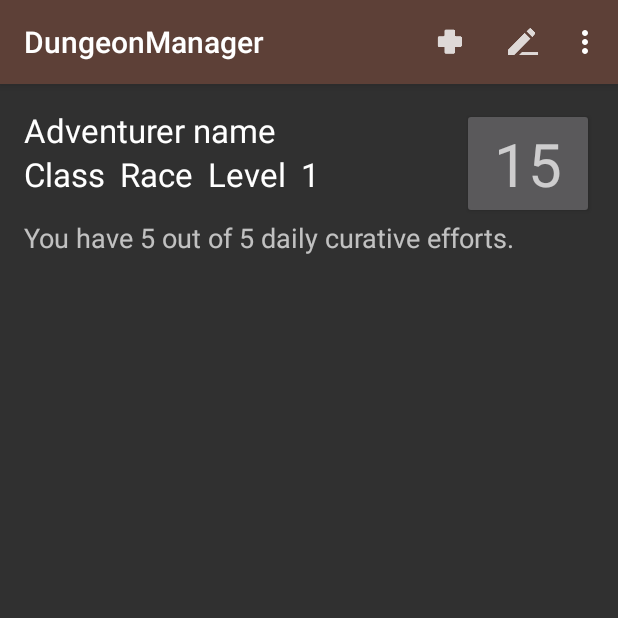
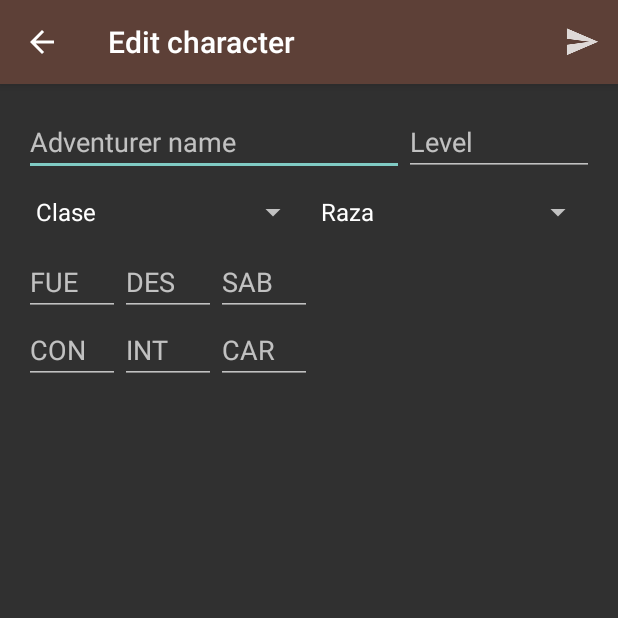
Before and after one commit to kauron/DungeonManager, an Android app: the screen it shows after launch (MainActivity before the commit, Introduction after it), on a phone screen of 412 x 824 dp, the top half of it. Run offline under Robolectric (Android 15) with nearby library versions, the phone set to English and light mode, and no system bars.

Commit message:
Introducing autogeneration

```diff
--- a/app/src/main/java/com/ddns/kauron/dungeonmanager/MainActivity.java
+++ b/app/src/main/java/com/ddns/kauron/dungeonmanager/MainActivity.java
@@ -124,6 +124,7 @@ public class MainActivity extends ActionBarActivity
         super.onResume();
         Log.e("UTIL", "resume");
         restoreData();
+        healthStatusCheck();
         updateCurativeString();
     }
 
@@ -249,17 +250,27 @@ public class MainActivity extends ActionBarActivity
     private void restoreData(){
         SharedPreferences p = getSharedPreferences("basics", MODE_PRIVATE);
         //restore state
+        if (!p.getBoolean("saved", false)) {
+            Intent intent = new Intent(this, Introduction.class);
+            startActivity(intent.putExtra(
+                    "first_time",
+                    !p.getBoolean("saved", false)
+            ));
+        }
         if(player == null) {
             player = new Player(
                     p.getString("playerName", getString(R.string.adventurer_name)),
                     p.getString("className", getString(R.string.class_name)),
                     p.getString("raceName", getString(R.string.race_name)),
                     p.getInt("level", 1),
-                    p.getInt("maxPg", 15),
-                    p.getInt("pg", 15),
-                    p.getInt("maxCurativeEfforts", 5),
-                    p.getInt("curativeEfforts", 5),
-                    new int[6],
+                    new int[] {
+                            p.getInt("fue", 10),
+                            p.getInt("con", 10),
+                            p.getInt("des", 10),
+                            p.getInt("int", 10),
+                            p.getInt("sab", 10),
+                            p.getInt("car", 10),
+                    },
                     new int[3],
                     new int[18],
                     new Power[4]);
@@ -280,14 +291,33 @@ public class MainActivity extends ActionBarActivity
         ((TextView) findViewById(R.id.raceText)).setText(player.getRaceName());
         ((TextView) findViewById(R.id.classText)).setText(player.getClassName());
         ((TextView) findViewById(R.id.lvl)).setText(String.valueOf(player.getLevel()));
+
         ((Button) findViewById(R.id.pgCurrent)).setText(String.valueOf(player.getPg()));
+
+        ((TextView) findViewById(R.id.FUE)).setText(
+                getString(R.string.FUE) + ": " + player.getFue()
+        );
+        ((TextView) findViewById(R.id.CON)).setText(
+                getString(R.string.CON) + ": " + player.getCon()
+        );
+        ((TextView) findViewById(R.id.DES)).setText(
+                getString(R.string.DES) + ": " + player.getDes()
+        );
+        ((TextView) findViewById(R.id.INT)).setText(
+                getString(R.string.INT) + ": " + player.getInt()
+        );
+        ((TextView) findViewById(R.id.SAB)).setText(
+                getString(R.string.SAB) + ": " + player.getSab()
+        );
+        ((TextView) findViewById(R.id.CAR)).setText(
+                getString(R.string.CAR) + ": " + player.getCar()
+        );
+
+
     }
 
     private void saveData() {
         getSharedPreferences("basics", MODE_PRIVATE).edit()
-                .putString("playerName", player.getName())
-                .putString("className", player.getClassName())
-                .putString("raceName", player.getRaceName())
                 .putInt("level", player.getLevel())
                 .putInt("maxPg", player.getMaxPg())
                 .putInt("pg", player.getPg())
--- a/app/src/main/java/com/ddns/kauron/dungeonmanager/Player.java
+++ b/app/src/main/java/com/ddns/kauron/dungeonmanager/Player.java
@@ -5,21 +5,24 @@ public class Player {
     /**
      * Names for the classes
      */
-    public static final String[] classStrings = new String[] {
-            "Selecciona una clase","Brujo", "Clérigo", "Señor de la guerra"
+    public static final String[] classStrings = {
+            "Clase", "Ardiente", "Brujo", "Buscador", "Clérigo", "Explorador",
+            "Guerrero", "Mago", "Mente de Batalla", "Monje", "Paladín", "Pícaro", "Psiónico",
+            "Sacerdote Rúnico", "Señor de la guerra"
     };
 
     /**
      * Names for the races
      */
     public static final String[] raceStrings = new String[] {
-            "Selecciona una raza", "Enano", "Elfo", "Tiflin", "Humano", "Mediano"
+            "Raza", "Dracónido", "Eladrín", "Elfo", "Enano", "Gitzherai", "Humanos", "Medianos",
+            "Mente del Fragmento", "Minotauro", "Salvaje", "Semielfo", "Tiflin"
     };
 
     /**
      * Values for attack
      */
-    public static final int FUE = 1, CON = 2, DES = 3, INT = 4, SAB = 5, CAR = 6;
+    public static final int FUE = 0, CON = 1, DES = 2, INT = 3, SAB = 4, CAR = 5;
 
     /**
      * Values for defenses
@@ -59,22 +62,58 @@ public class Player {
     private int[] atk, def, abilities;
     private Power[] powers;
 
-
-    public Player(String name, String className, String raceName, int level, int maxPg, int pg,
-                  int maxCurativeEfforts, int curativeEfforts, int[] atk, int[] def, int[] abilities, Power[] powers){
-        this.maxPg = maxPg;
-        this.pg = pg;
+    public Player(
+            String name, String className, String raceName,
+            int level, int[] atk, int[] def, int[] abilities,
+            Power[] powers
+    ) {
         setState();
         this.name = name;
         this.className = className;
+
+        if(className.equals(classStrings[1])){
+            //Ardiente
+        } else if (className.equals(classStrings[2])) {
+            //Brujo
+            //TODO: Kauron
+            maxPg = atk[CON] + 12;
+            maxCurativeEfforts = 6 + atk[CON];
+        } else if (className.equals(classStrings[3])) {
+            //Buscador
+        } else if (className.equals(classStrings[4])) {
+            //Clérigo
+            //TODO: Gárafran
+        } else if (className.equals(classStrings[5])) {
+            //Explorador
+            //TODO: Aria Saferi
+        } else if (className.equals(classStrings[6])) {
+            //Guerrero
+        } else if (className.equals(classStrings[7])) {
+            //Mago
+        } else if (className.equals(classStrings[8])) {
+            //Mente de Batalla
+        } else if (className.equals(classStrings[9])) {
+            //Monje
+        } else if (className.equals(classStrings[10])) {
+            //Paladín
+            //TODO: Ceaelynna
+        } else if (className.equals(classStrings[11])) {
+            //Pícaro
+        } else if (className.equals(classStrings[12])) {
+            //Psiónico
+        } else if (className.equals(classStrings[13])) {
+            //Sacerdote rúnico
+        } else {
+            //Señor de la Guerra
+            //TODO: Mushu
+        }
+
         this.raceName = raceName;
         this.level = level;
         this.atk = atk;
         this.def = def;
         this.abilities = abilities;
         this.powers = powers;
-        this.maxCurativeEfforts = maxCurativeEfforts;
-        this.curativeEfforts = curativeEfforts;
     }
 
 
@@ -101,10 +140,18 @@ public class Player {
             if(uses && curativeEfforts <= 0) return NOT_CURED;
             else {
                 if(uses && pg < maxPg) curativeEfforts--;
-                pg += maxPg / 4;
+                if (pg < 0) {
+
+                } else {
+                    pg += maxPg / 4;
+                }
             }
         } else {
-            pg += recovered;
+            if (pg < 0) {
+
+            } else {
+                pg += recovered;
+            }
         }
         setState();
 
@@ -138,4 +185,21 @@ public class Player {
             }
         }
     }
+
+    public void setAtk(int[] atk) {this.atk = atk;}
+    public int[] getAtk() {return atk;}
+
+    public void setFue(int fue) {atk[FUE] = fue;}
+    public void setCon(int con) {atk[CON] = con;}
+    public void setSab(int sab) {atk[SAB] = sab;}
+    public void setCar(int car) {atk[CAR] = car;}
+    public void setDes(int des) {atk[DES] = des;}
+    public void setInt(int intel) {atk[INT] = intel;}
+
+    public int getFue() {return atk[FUE];}
+    public int getCon() {return atk[CON];}
+    public int getSab() {return atk[SAB];}
+    public int getCar() {return atk[CAR];}
+    public int getDes() {return atk[DES];}
+    public int getInt() {return atk[INT];}
 }
--- a/app/src/main/res/layout/activity_introduction.xml
+++ b/app/src/main/res/layout/activity_introduction.xml
@@ -6,114 +6,129 @@
     android:paddingBottom="@dimen/activity_vertical_margin"
     tools:context="com.ddns.kauron.dungeonmanager.Introduction">
 
+    <LinearLayout
+        android:layout_width="fill_parent"
+        android:layout_height="wrap_content"
+        android:id="@+id/firstLayout"
+        android:orientation="horizontal">
+
+        <EditText
+            android:layout_width="fill_parent"
+            android:layout_height="wrap_content"
+            android:inputType="textPersonName"
+            android:ems="10"
+            android:layout_weight="0.5"
+            android:id="@+id/editNameIntro"
+            android:hint="@string/adventurer_name"/>
+
+        <EditText
+            android:layout_width="fill_parent"
+            android:layout_height="wrap_content"
+            android:inputType="number"
+            android:ems="10"
+            android:id="@+id/editLevelIntro"
+            android:hint="@string/level"
+            android:layout_weight="1"/>
+        </LinearLayout>
+
+    <LinearLayout
+        android:layout_width="fill_parent"
+        android:layout_height="wrap_content"
+        android:orientation="horizontal"
+        android:id="@+id/secondLayout"
+        android:layout_below="@+id/firstLayout">
+
+            <Spinner
+                android:layout_width="fill_parent"
+                android:layout_height="wrap_content"
+                android:layout_weight="1"
+                android:id="@+id/classSpinner"/>
+
+            <Spinner
+                android:layout_width="fill_parent"
+                android:layout_height="wrap_content"
+                android:layout_weight="1"
+                android:id="@+id/raceSpinner"
+                android:layout_alignTop="@+id/classSpinner" />
+        </LinearLayout>
+
+    <GridLayout
+        android:layout_width="fill_parent"
+        android:layout_height="wrap_content"
+        android:layout_below="@+id/secondLayout"
+        android:id="@+id/thirdLayout"
+        android:columnCount="3">
             <EditText
                 android:layout_width="wrap_content"
                 android:layout_height="wrap_content"
-        android:inputType="textPersonName"
-        android:ems="10"
-        android:id="@+id/editNameIntro"
-        android:layout_alignParentTop="true"
-        android:layout_alignParentLeft="true"
-        android:layout_alignParentStart="true"
-        android:hint="@string/adventurer_name"/>
+                android:inputType="number"
+                android:ems="3"
 
-    <EditText
-        android:layout_width="wrap_content"
-        android:layout_height="wrap_content"
-        android:inputType="textPersonName"
-        android:ems="10"
-        android:id="@+id/editRaceIntro"
-        android:hint="@string/race_name"
-        android:layout_below="@+id/editNameIntro"
-        android:layout_toRightOf="@+id/editClassIntro"
-        android:layout_toEndOf="@+id/editClassIntro" />
+                android:layout_row="0"
+                android:layout_column="0"
 
-    <EditText
-        android:layout_width="wrap_content"
-        android:layout_height="wrap_content"
-        android:inputType="textPersonName"
-        android:ems="10"
-        android:id="@+id/editClassIntro"
-        android:layout_below="@+id/editNameIntro"
-        android:layout_alignParentLeft="true"
-        android:layout_alignParentStart="true"
-        android:hint="@string/class_name" />
+                android:id="@+id/FUE"
+                android:hint="@string/FUE" />
 
             <EditText
                 android:layout_width="wrap_content"
                 android:layout_height="wrap_content"
                 android:inputType="number"
-        android:ems="10"
-        android:id="@+id/editLevelIntro"
-        android:hint="@string/level"
-        android:layout_alignParentTop="true"
-        android:layout_toRightOf="@+id/editNameIntro"
-        android:layout_alignRight="@+id/editRaceIntro"
-        android:layout_alignEnd="@+id/editRaceIntro" />
+                android:ems="3"
+
+                android:layout_row="1"
+                android:layout_column="0"
+
+                android:id="@+id/CON"
+                android:hint="@string/CON" />
 
             <EditText
                 android:layout_width="wrap_content"
                 android:layout_height="wrap_content"
                 android:inputType="number"
-        android:ems="10"
-        android:id="@+id/editMaxPgIntro"
-        android:hint="@string/max_pg"
-        android:width="70dp"
-        android:layout_below="@+id/editClassIntro"
-        android:layout_alignParentLeft="true"
-        android:layout_alignParentStart="true"
-        android:layout_toLeftOf="@+id/editMaxEffortIntro"
-        android:layout_toStartOf="@+id/editMaxEffortIntro" />
+                android:ems="3"
+
+                android:layout_row="0"
+                android:layout_column="1"
+
+                android:id="@+id/DES"
+                android:hint="@string/DES" />
 
             <EditText
                 android:layout_width="wrap_content"
                 android:layout_height="wrap_content"
                 android:inputType="number"
-        android:ems="10"
-        android:id="@+id/editMaxEffortIntro"
-        android:hint="@string/max_curative_efforts"
-        android:layout_below="@+id/editRaceIntro"
-        android:layout_alignParentRight="true"
-        android:layout_alignParentEnd="true" />
+                android:ems="3"
+
+                android:layout_row="1"
+                android:layout_column="1"
+
+                android:id="@+id/INT"
+                android:hint="@string/INT" />
 
             <EditText
                 android:layout_width="wrap_content"
                 android:layout_height="wrap_content"
                 android:inputType="number"
-        android:ems="10"
-        android:id="@+id/editPgIntro"
-        android:width="70dp"
-        android:hint="@string/pg"
-        android:layout_below="@+id/editMaxPgIntro"
-        android:layout_alignParentLeft="true"
-        android:layout_alignParentStart="true"
-        android:layout_toLeftOf="@+id/editEffortIntro"
-        android:layout_toStartOf="@+id/editEffortIntro" />
+                android:ems="3"
+
+                android:layout_row="0"
+                android:layout_column="2"
+
+                android:id="@+id/SAB"
+                android:hint="@string/SAB" />
 
             <EditText
                 android:layout_width="wrap_content"
                 android:layout_height="wrap_content"
                 android:inputType="number"
-        android:ems="10"
-        android:id="@+id/editEffortIntro"
-        android:layout_below="@+id/editMaxEffortIntro"
-        android:layout_alignParentRight="true"
-        android:layout_alignParentEnd="true"
-        android:hint="@string/curative_efforts" />
+                android:ems="3"
 
-    <Spinner
-        android:layout_width="wrap_content"
-        android:layout_height="wrap_content"
-        android:id="@+id/classSpinner"
-        android:layout_below="@+id/editPgIntro"
-        android:layout_alignParentLeft="true"
-        android:layout_alignParentStart="true" />
+                android:layout_row="1"
+                android:layout_column="2"
 
-    <Spinner
-        android:layout_width="wrap_content"
-        android:layout_height="wrap_content"
-        android:id="@+id/raceSpinner"
-        android:layout_below="@+id/classSpinner"
-        android:layout_alignParentLeft="true"
-        android:layout_alignParentStart="true" />
+                android:id="@+id/CAR"
+                android:hint="@string/CAR" />
+        </GridLayout>
+
 </RelativeLayout>
--- a/app/src/main/res/values/strings.xml
+++ b/app/src/main/res/values/strings.xml
@@ -44,4 +44,11 @@
     <string name="maxed_curative">You have reached your maximum level of PG</string>
     <string name="suffer_damage">Input the damage suffered</string>
     <string name="suffer_damage_hint">PG lost</string>
+
+    <string name="FUE">FUE</string>
+    <string name="CON">CON</string>
+    <string name="DES">DES</string>
+    <string name="INT">INT</string>
+    <string name="CAR">CAR</string>
+    <string name="SAB">SAB</string>
 </resources>
```
Also changed, not shown: app/src/main/java/com/ddns/kauron/dungeonmanager/Introduction.java (+52 -36 lines), app/src/main/res/layout/activity_main.xml (+74 -0 lines), 1 other file. Lines whose indentation alone changed are shown as unchanged.
